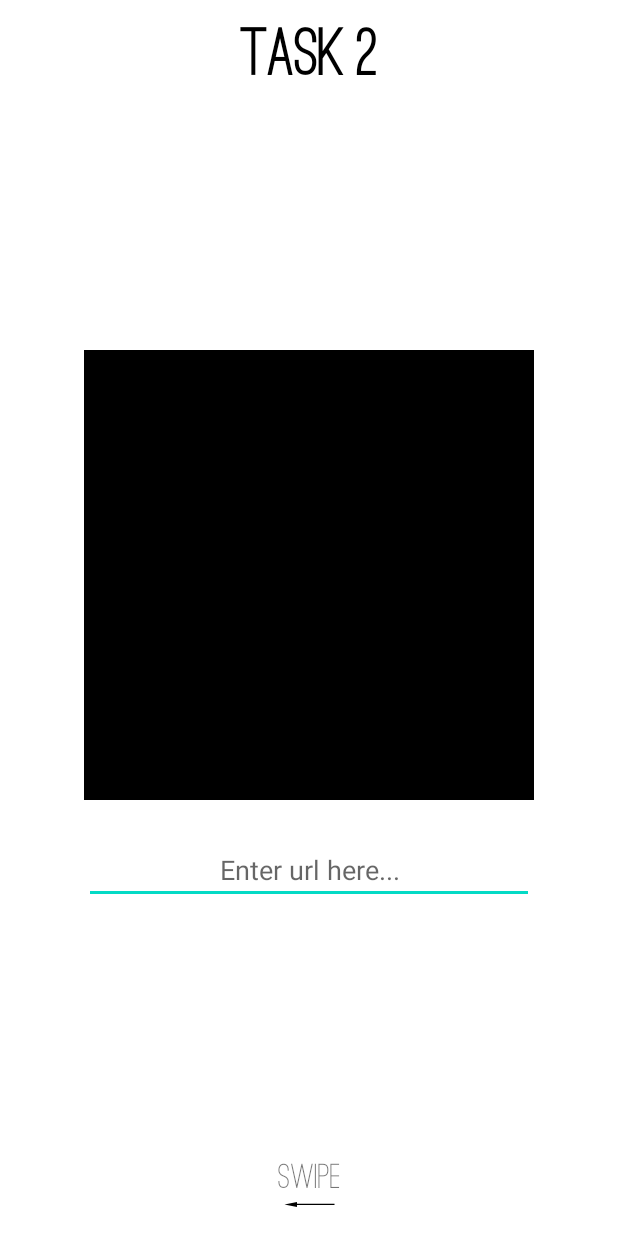
After one commit to stlmkvd/Aston_3_views, an Android app: the layout task2_fragment.xml on its own in the app's theme, with its tools: preview values and no code run, on a phone screen of 412 x 824 dp. The commit adds this screen. Run offline under Robolectric (Android 15) with nearby library versions, the phone set to English and light mode, and no system bars.

Commit message:
ADD task 2 layout

```diff
--- /dev/null
+++ b/app/src/main/res/layout/task2_fragment.xml
@@ -0,0 +1,60 @@
+<?xml version="1.0" encoding="utf-8"?>
+<androidx.constraintlayout.widget.ConstraintLayout xmlns:android="http://schemas.android.com/apk/res/android"
+    xmlns:app="http://schemas.android.com/apk/res-auto"
+    android:id="@+id/container"
+    android:layout_width="match_parent"
+    android:layout_height="match_parent"
+    android:layout_margin="16dp">
+
+    <androidx.appcompat.widget.AppCompatTextView
+        android:id="@+id/header"
+        style="@style/text_header"
+        android:text="@string/task2"
+        app:layout_constraintEnd_toEndOf="parent"
+        app:layout_constraintStart_toStartOf="parent"
+        app:layout_constraintTop_toTopOf="parent" />
+
+    <androidx.appcompat.widget.AppCompatImageView
+        android:id="@+id/image"
+        android:layout_width="300dp"
+        android:layout_height="300dp"
+        android:background="@color/black"
+        android:padding="1dp"
+        app:layout_constraintBottom_toTopOf="@+id/appCompatEditText"
+        app:layout_constraintEnd_toEndOf="parent"
+        app:layout_constraintStart_toStartOf="parent"
+        app:layout_constraintTop_toBottomOf="@+id/header"
+        app:layout_constraintVertical_chainStyle="packed" />
+
+    <androidx.appcompat.widget.AppCompatEditText
+        android:id="@+id/appCompatEditText"
+        android:layout_width="0dp"
+        android:layout_height="wrap_content"
+        android:gravity="center"
+        android:hint="@string/edittext_hint"
+        android:layout_marginTop="24dp"
+        app:layout_constraintBottom_toTopOf="@+id/textview_swipe"
+        app:layout_constraintEnd_toEndOf="@id/image"
+        app:layout_constraintStart_toStartOf="@id/image"
+        app:layout_constraintTop_toBottomOf="@+id/image" />
+
+    <androidx.appcompat.widget.AppCompatTextView
+        android:id="@+id/textview_swipe"
+        android:layout_width="wrap_content"
+        android:layout_height="wrap_content"
+        android:text="@string/swipe"
+        android:textSize="24sp"
+        app:fontFamily="@font/ostrich_regular"
+        app:layout_constraintBottom_toTopOf="@id/imageview_arrow_back"
+        app:layout_constraintEnd_toEndOf="parent"
+        app:layout_constraintStart_toStartOf="parent" />
+
+    <ImageView
+        android:id="@+id/imageview_arrow_back"
+        style="@style/arrow"
+        android:rotation="180"
+        app:layout_constraintBottom_toBottomOf="parent"
+        app:layout_constraintEnd_toEndOf="parent"
+        app:layout_constraintStart_toStartOf="parent" />
+
+</androidx.constraintlayout.widget.ConstraintLayout>
--- a/app/src/main/res/values/strings.xml
+++ b/app/src/main/res/values/strings.xml
@@ -17,4 +17,6 @@
 
     <!--    other-->
     <string name="swipe">swipe</string>
+    <string name="edittext_hint">Enter url here...</string>
+    <string name="hello_blank_fragment">Hello blank fragment</string>
 </resources>
```
